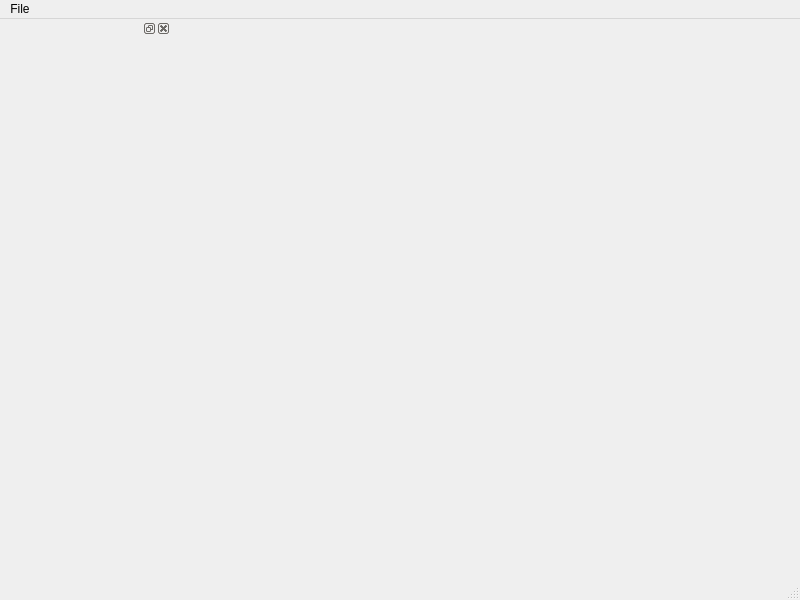
Qt form src/ui/qt_form/main_window.ui (VTX-Molecular-Visualization/VTX) before a commit.
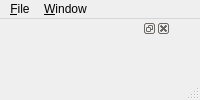
The same form after that commit. Custom widgets are drawn as their Qt base class.

Diff of the .ui file:
```diff
--- a/src/ui/qt_form/main_window.ui
+++ b/src/ui/qt_form/main_window.ui
@@ -2,14 +2,6 @@
 <ui version="4.0">
  <class>MainWindow</class>
  <widget class="QMainWindow" name="MainWindow">
-  <property name="geometry">
-   <rect>
-    <x>0</x>
-    <y>0</y>
-    <width>800</width>
-    <height>600</height>
-   </rect>
-  </property>
   <property name="windowTitle">
    <string>MainWindow</string>
   </property>
@@ -28,12 +20,26 @@
    </property>
    <widget class="QMenu" name="menuFile">
     <property name="title">
-     <string>File</string>
+					<string>&amp;File</string>
     </property>
     <addaction name="actionTest"/>
    </widget>
+				
    <addaction name="menuFile"/>
-  </widget>
+
+			
+			<widget class="QMenu" name="menuWindow">
+				<property name="title">
+					<string>&amp;Window</string>
+				</property>
+				<addaction name="window_togglelog"/>
+			</widget>
+
+			<addaction name="menuWindow"/>
+			
+			
+		</widget>
+			
   <widget class="QStatusBar" name="statusbar"/>
   <action name="actionTest">
    <property name="text">
```
Left out of the diff: 19 changed lines with no effect on the pictures. Lines whose indentation alone changed are shown as unchanged.
